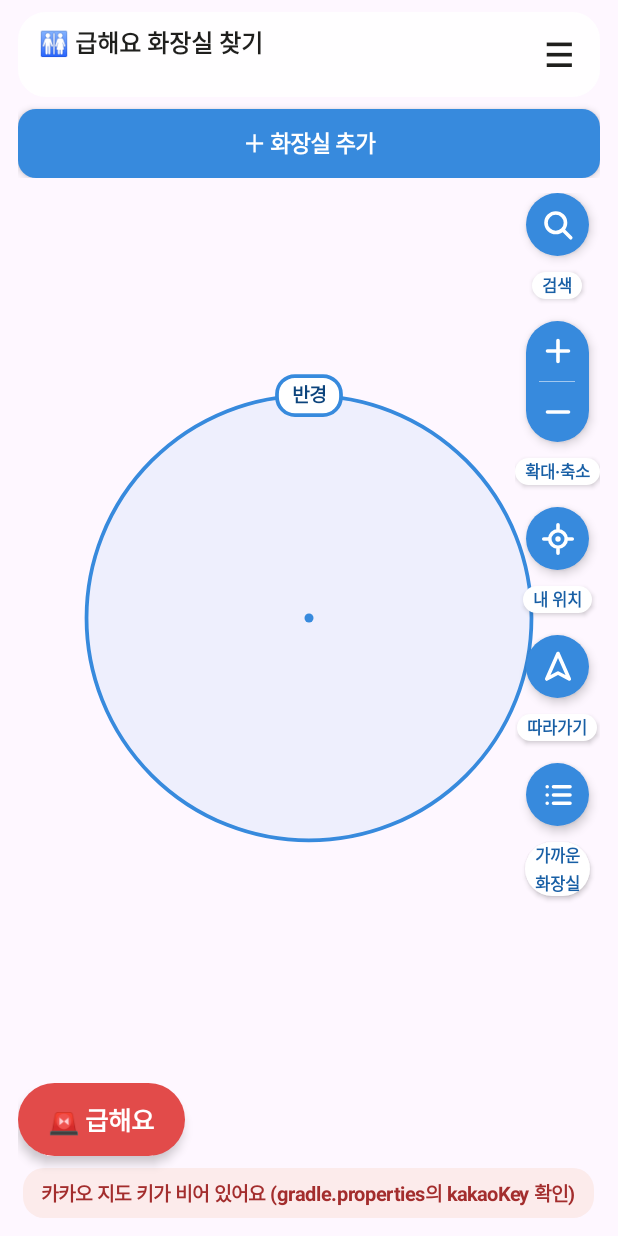
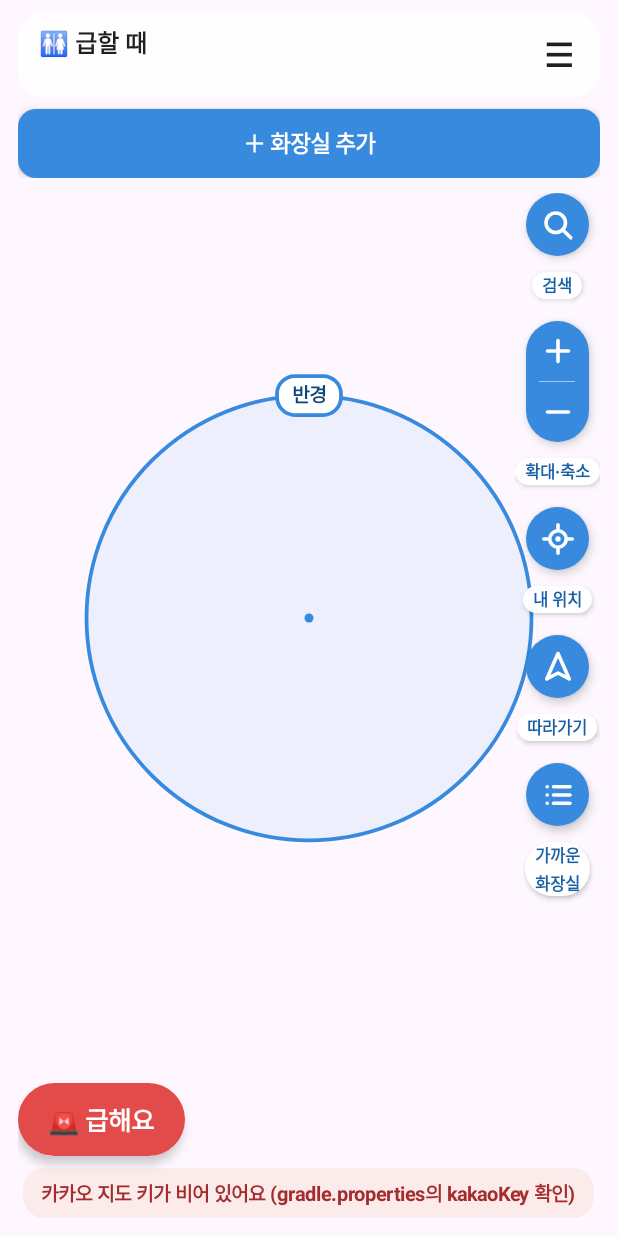
Before and after one commit to jonginzz33-code/toilet-memo, an Android app: the screen it shows after launch (MainActivity), on a phone screen of 412 x 824 dp. Run offline under Robolectric (Android 15) with nearby library versions, the phone set to English and light mode, and no system bars; our stand-ins replace Firebase (no records; nobody signed in at launch, a user with empty details on screens opened directly); libraries missing offline, so code that uses them is left out: com.kakao.vectormap; pictures from the network do not load; 17 statements that could not run were skipped.

Commit message:
v1.9 [build] 앱 이름: 급할 때
Co-Authored-By: Claude Opus 5.5 <noreply@anthropic.com>
Claude-Session: https://claude.ai/code/session_016t4SnymHdk7PPSgq6ZgYA6

```diff
--- a/app/src/main/AndroidManifest.xml
+++ b/app/src/main/AndroidManifest.xml
@@ -11,7 +11,7 @@
         android:allowBackup="false"
         android:icon="@drawable/ic_launcher"
         android:roundIcon="@drawable/ic_launcher"
-        android:label="급해요 화장실 찾기"
+        android:label="급할 때"
         android:theme="@style/AppTheme">
 
         <activity
--- a/app/src/main/java/kr/mytoilet/app/MainActivity.kt
+++ b/app/src/main/java/kr/mytoilet/app/MainActivity.kt
@@ -363,7 +363,7 @@ class MainActivity : AppCompatActivity() {
             elevation = dpf(3f)
         }
         val titleBox = vbox(0)
-        titleBox.add(text("🚻 급해요 화장실 찾기", 16f, C.TEXT, 700))
+        titleBox.add(text("🚻 급할 때", 16f, C.TEXT, 700))
         countText = text("", 12f, C.TEXT2)
         titleBox.add(countText)
         bar.add(titleBox, 1f)
--- a/app/src/main/java/kr/mytoilet/app/NearestWidget.kt
+++ b/app/src/main/java/kr/mytoilet/app/NearestWidget.kt
@@ -112,7 +112,7 @@ class NearestWidget : AppWidgetProvider() {
             val p = ctx.getSharedPreferences(PREF, Context.MODE_PRIVATE)
             val v = RemoteViews(ctx.packageName, R.layout.widget_nearest)
             val at = p.getLong("at", 0L)
-            v.setTextViewText(R.id.w_title, if (at == 0L) "🚻 급해요 화장실 찾기 · 새로고침을 눌러 주세요"
+            v.setTextViewText(R.id.w_title, if (at == 0L) "🚻 급할 때 · 새로고침을 눌러 주세요"
                 else "🚻 가까운 화장실 · " + java.text.SimpleDateFormat("a h:mm", java.util.Locale.KOREA).format(java.util.Date(at)))
 
             // 내 화장실 칸
--- a/app/src/main/java/kr/mytoilet/app/Sheets.kt
+++ b/app/src/main/java/kr/mytoilet/app/Sheets.kt
@@ -516,7 +516,7 @@ object Sheets {
         root.add(a.text("🎁 ${p.couponText}", 26f, C.AMBER_TEXT, 800, Gravity.CENTER).apply {
             background = a.round(0xFFFFFFFF.toInt(), 18f, 3, C.AMBER); setPadding(a.dp(18), a.dp(22), a.dp(18), a.dp(22))
         })
-        root.add(a.text("급해요 화장실 찾기 앱 쿠폰 · ${Geo.date(System.currentTimeMillis())}", 13f, C.TEXT2, 600, Gravity.CENTER))
+        root.add(a.text("급할 때 앱 쿠폰 · ${Geo.date(System.currentTimeMillis())}", 13f, C.TEXT2, 600, Gravity.CENTER))
         root.add(a.btn("닫기") { d.dismiss() })
         d.setContentView(root)
         d.show()
```
Also changed, not shown: 6 other files.
